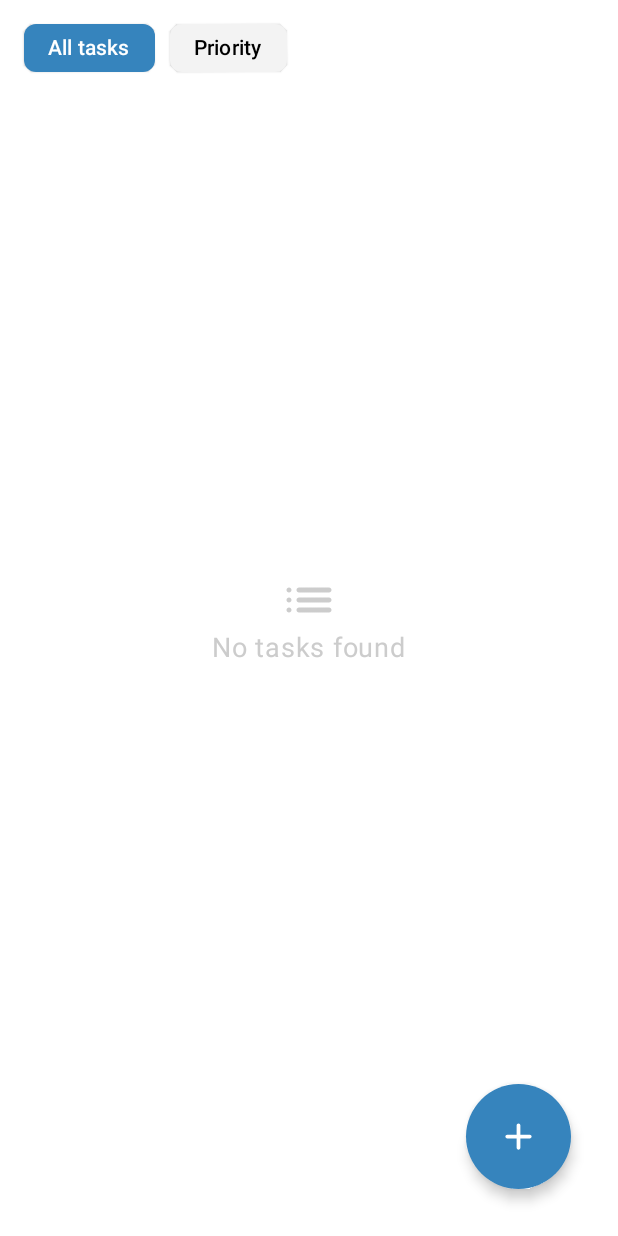
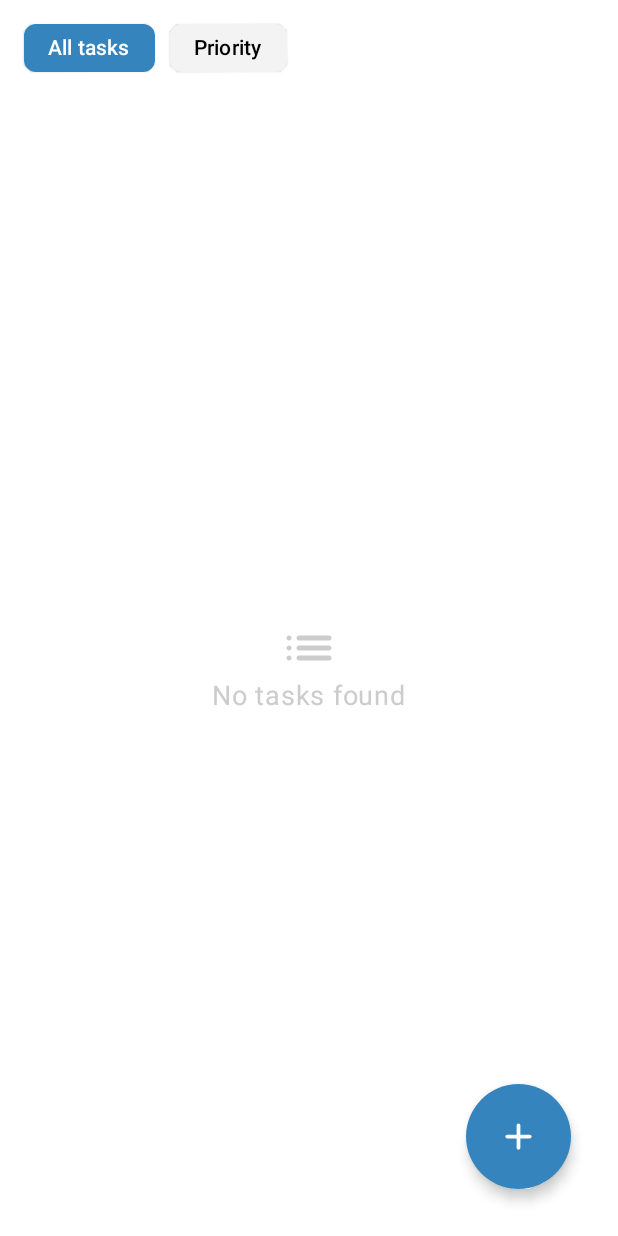
Before and after one commit to fjzamora93/RolApp, an Android app built with Jetpack Compose: the screen it shows after launch (MainActivity), on a phone screen of 412 x 824 dp. Run offline under Robolectric (Android 15) with nearby library versions, the phone set to English and light mode, and no system bars; our stand-ins replace Dagger/Hilt's generated code, Room's generated code.

Commit message:
Adding UI States for Screen

```diff
--- a/app/src/main/java/com/example/todolist/data/local/database/TaskDao.kt
+++ b/app/src/main/java/com/example/todolist/data/local/database/TaskDao.kt
@@ -10,7 +10,7 @@ import com.example.todolist.data.local.model.Task
 @Dao
 interface TaskDao {
     @Query("SELECT * FROM taskTable")
-    suspend fun getAllTasks(): MutableList<Task>
+    suspend fun getAllTasks(): List<Task>
 
     @Query("SELECT * FROM taskTable WHERE taskId = :taskId")
     suspend fun getTaskById(taskId: Int): Task?
--- a/app/src/main/java/com/example/todolist/data/local/repository/TaskRepositoryImpl.kt
+++ b/app/src/main/java/com/example/todolist/data/local/repository/TaskRepositoryImpl.kt
@@ -8,7 +8,7 @@ import javax.inject.Inject
 class TaskRepositoryImpl(
     private val taskDao: TaskDao
 ): TaskRepository {
-    override suspend fun getAllTasks(): MutableList<Task> {
+    override suspend fun getAllTasks(): List<Task> {
         return taskDao.getAllTasks()
     }
 
--- a/app/src/main/java/com/example/todolist/di/AppModule.kt
+++ b/app/src/main/java/com/example/todolist/di/AppModule.kt
@@ -14,7 +14,7 @@ import javax.inject.Singleton
 
 @Module
 @InstallIn(SingletonComponent::class)
-object AppModule {
+object  AppModule {
 
     @Provides
     @Singleton
--- a/app/src/main/java/com/example/todolist/domain/repository/TaskRepository.kt
+++ b/app/src/main/java/com/example/todolist/domain/repository/TaskRepository.kt
@@ -3,7 +3,7 @@ package com.example.todolist.domain.repository
 import com.example.todolist.data.local.model.Task
 
 interface TaskRepository {
-    suspend fun getAllTasks(): MutableList<Task>
+    suspend fun getAllTasks(): List<Task>
     suspend fun getTaskById(id: Int): Task?
     suspend fun insertTask(task: Task)
     suspend fun updateTask(task: Task)
--- a/app/src/main/java/com/example/todolist/domain/usecases/GetAllTaskUseCase.kt
+++ b/app/src/main/java/com/example/todolist/domain/usecases/GetAllTaskUseCase.kt
@@ -7,7 +7,7 @@ import javax.inject.Inject
 class GetAllTaskUseCase @Inject constructor(
     private val taskRepository: TaskRepository
 ) {
-    suspend operator fun invoke(): MutableList<Task> {
+    suspend operator fun invoke(): List<Task> {
         return taskRepository.getAllTasks()
     }
 }
--- a/app/src/main/java/com/example/todolist/presentation/screens/task_list/TaskListScreen.kt
+++ b/app/src/main/java/com/example/todolist/presentation/screens/task_list/TaskListScreen.kt
@@ -25,6 +25,7 @@ import androidx.compose.material.icons.Icons
 import androidx.compose.material.icons.automirrored.rounded.List
 import androidx.compose.material.icons.rounded.KeyboardArrowDown
 import androidx.compose.material.icons.rounded.KeyboardArrowUp
+import androidx.compose.material3.CircularProgressIndicator
 import androidx.compose.material3.ExperimentalMaterial3Api
 import androidx.compose.material3.FabPosition
 import androidx.compose.material3.Icon
@@ -47,32 +48,27 @@ import androidx.hilt.navigation.compose.hiltViewModel
 import androidx.lifecycle.compose.collectAsStateWithLifecycle
 import androidx.navigation.NavHostController
 import com.example.todolist.navigation.Screens
+import com.example.todolist.presentation.screens.generic_components.ProgressBarTask
 import com.example.todolist.presentation.screens.task_list.components.AddTaskBottomSheet
 import com.example.todolist.presentation.screens.task_list.components.AddTaskFloatingButton
 import com.example.todolist.presentation.screens.task_list.components.DeleteTaskDialog
 import com.example.todolist.presentation.screens.task_list.components.FilterChipOptions
 import com.example.todolist.presentation.screens.task_list.components.TaskItem
+import com.example.todolist.presentation.screens.task_list.model.TaskListUiState
 
-@OptIn(ExperimentalMaterial3Api::class, ExperimentalFoundationApi::class)
+@OptIn(ExperimentalMaterial3Api::class)
 @Composable
 fun TaskListScreen(
     navHostController: NavHostController
 ) {
     val taskListViewModel: TaskListViewModel = hiltViewModel()
 
-    val interactionSource = remember { MutableInteractionSource() }
-
-    var isVisibleFirst by remember { mutableStateOf(true) }
-    var isVisibleSecond by remember { mutableStateOf(true) }
-    var isVisibleIconFirst by remember { mutableStateOf(Icons.Rounded.KeyboardArrowDown) }
-    var isVisibleIconSecond by remember { mutableStateOf(Icons.Rounded.KeyboardArrowDown) }
-
-    val taskList by taskListViewModel.taskList.collectAsStateWithLifecycle()
-    val taskListCompleted by taskListViewModel.taskListCompleted.collectAsStateWithLifecycle()
 
     val showAddTaskDialog by taskListViewModel.showAddTaskDialog.collectAsStateWithLifecycle()
     val showTaskPopupDelete by taskListViewModel.showDeleteTaskDialog.collectAsStateWithLifecycle()
     val deletedTask by taskListViewModel.deleteTask.collectAsStateWithLifecycle()
+
+    val taskListUiState by taskListViewModel.uiState.collectAsStateWithLifecycle()
 
     if (showAddTaskDialog) {
         AddTaskBottomSheet(taskListViewModel = taskListViewModel)
@@ -81,6 +77,12 @@ fun TaskListScreen(
         DeleteTaskDialog(taskListViewModel, deletedTask)
     }
 
+    when (taskListUiState) {
+        is TaskListUiState.LOADING -> {
+            ProgressBarTask(text = "Loading tasks")
+        }
+
+        is TaskListUiState.EMPTY -> {
             Scaffold(
                 topBar = {
                     TopAppBar(
@@ -93,12 +95,13 @@ fun TaskListScreen(
                     AddTaskFloatingButton(taskListViewModel = taskListViewModel)
                 },
                 floatingActionButtonPosition = FabPosition.End,
-    ) { innerPadding ->
-        if (taskList.isEmpty() && taskListCompleted.isEmpty()) {
+            ) {
                 Column(
                     verticalArrangement = Arrangement.Center,
                     horizontalAlignment = Alignment.CenterHorizontally,
-                modifier = Modifier.fillMaxSize()
+                    modifier = Modifier
+                        .fillMaxSize()
+                        .padding(it)
                 ) {
                     Icon(
                         modifier = Modifier
@@ -115,7 +118,43 @@ fun TaskListScreen(
                         fontSize = 18.sp
                     )
                 }
-        } else {
+            }
+        }
+
+        is TaskListUiState.SUCCESS -> {
+            TaskListContent(taskListViewModel, navHostController)
+        }
+    }
+}
+
+@OptIn(ExperimentalMaterial3Api::class, ExperimentalFoundationApi::class)
+@Composable
+fun TaskListContent(taskListViewModel: TaskListViewModel, navHostController: NavHostController) {
+
+    val interactionSource = remember { MutableInteractionSource() }
+
+    var isVisibleFirst by remember { mutableStateOf(true) }
+    var isVisibleSecond by remember { mutableStateOf(true) }
+    var isVisibleIconFirst by remember { mutableStateOf(Icons.Rounded.KeyboardArrowDown) }
+    var isVisibleIconSecond by remember { mutableStateOf(Icons.Rounded.KeyboardArrowDown) }
+
+    val taskList by taskListViewModel.taskList.collectAsStateWithLifecycle()
+    val taskListCompleted by taskListViewModel.taskListCompleted.collectAsStateWithLifecycle()
+
+    Scaffold(
+        topBar = {
+            TopAppBar(
+                title = { FilterChipOptions(taskListViewModel) },
+                colors = TopAppBarDefaults.topAppBarColors(Color.White)
+            )
+        },
+        containerColor = Color.White,
+        floatingActionButton = {
+            AddTaskFloatingButton(taskListViewModel = taskListViewModel)
+        },
+        floatingActionButtonPosition = FabPosition.End,
+    ) { innerPadding ->
+
         LazyColumn(
             modifier = Modifier
                 .fillMaxSize()
@@ -264,7 +303,7 @@ fun TaskListScreen(
                     )
                 }
             }
+
         }
     }
 }
-}
--- a/app/src/main/java/com/example/todolist/presentation/screens/task_list/TaskListViewModel.kt
+++ b/app/src/main/java/com/example/todolist/presentation/screens/task_list/TaskListViewModel.kt
@@ -9,8 +9,10 @@ import com.example.todolist.domain.usecases.CreateTaskUseCase
 import com.example.todolist.domain.usecases.DeleteTaskUseCase
 import com.example.todolist.domain.usecases.GetAllTaskUseCase
 import com.example.todolist.domain.usecases.UpdateTaskUseCase
+import com.example.todolist.presentation.screens.task_list.model.TaskListUiState
 import dagger.hilt.android.lifecycle.HiltViewModel
 import kotlinx.coroutines.flow.MutableStateFlow
+import kotlinx.coroutines.flow.StateFlow
 import kotlinx.coroutines.flow.asStateFlow
 import kotlinx.coroutines.launch
 import javax.inject.Inject
@@ -23,12 +25,15 @@ class TaskListViewModel @Inject constructor(
     private val createTaskUseCase: CreateTaskUseCase,
 ) : ViewModel() {
 
+    private val _uiState = MutableStateFlow<TaskListUiState>(TaskListUiState.LOADING)
+    val uiState: StateFlow<TaskListUiState> = _uiState
+
     // StateFlow for the list of tasks
-    private val _taskList = MutableStateFlow(mutableListOf<Task>())
+    private val _taskList = MutableStateFlow(listOf<Task>())
     val taskList = _taskList.asStateFlow()
 
     // StateFlow for the list of completed tasks
-    private val _taskListCompleted = MutableStateFlow(mutableListOf<Task>())
+    private val _taskListCompleted = MutableStateFlow(listOf<Task>())
     val taskListCompleted = _taskListCompleted.asStateFlow()
 
     // StateFlow for showing the add task dialog
@@ -82,11 +87,18 @@ class TaskListViewModel @Inject constructor(
 
     // Function to load the tasks list
     private fun loadTasksList() {
+        _uiState.value = TaskListUiState.LOADING
         viewModelScope.launch {
             _taskList.value = getAllTasksUseCase()
             _taskListCompleted.value = getAllTasksUseCase()
-            _taskList.value = _taskList.value.filter { !it.taskCompleted }.toMutableList()
-            _taskListCompleted.value = _taskListCompleted.value.filter { it.taskCompleted }.toMutableList()
+            _taskList.value = _taskList.value.filter { !it.taskCompleted }
+            _taskListCompleted.value = _taskListCompleted.value.filter { it.taskCompleted }
+
+            if (_taskList.value.isEmpty() && _taskListCompleted.value.isEmpty()) {
+                _uiState.value = TaskListUiState.EMPTY
+            } else {
+                _uiState.value = TaskListUiState.SUCCESS
+            }
         }
     }
 
@@ -99,7 +111,6 @@ class TaskListViewModel @Inject constructor(
     private fun validateTaskName(name: String) {
         _taskNameErrorText.value = when {
             name.isEmpty() -> "This field cannot be empty"
-            name.length > 25 -> "Max 25 characters allowed"
             else -> ""
         }
     }
@@ -144,7 +155,7 @@ class TaskListViewModel @Inject constructor(
                         TaskPriority.LOW -> 2
                         TaskPriority.NO_PRIORITY -> 3
                     }
-                }.toMutableList()
+                }
                 _taskListCompleted.value = _taskListCompleted.value.sortedBy { task ->
                     when (task.taskPriority) {
                         TaskPriority.HIGH -> 0
@@ -152,7 +163,7 @@ class TaskListViewModel @Inject constructor(
                         TaskPriority.LOW -> 2
                         TaskPriority.NO_PRIORITY -> 3
                     }
-                }.toMutableList()
+                }
             }
         }
     }
--- a/app/src/main/java/com/example/todolist/presentation/screens/task_list/components/DeleteTaskDialog.kt
+++ b/app/src/main/java/com/example/todolist/presentation/screens/task_list/components/DeleteTaskDialog.kt
@@ -5,6 +5,7 @@ import androidx.compose.foundation.layout.Arrangement
 import androidx.compose.foundation.layout.Column
 import androidx.compose.foundation.layout.Row
 import androidx.compose.foundation.layout.Spacer
+import androidx.compose.foundation.layout.fillMaxHeight
 import androidx.compose.foundation.layout.fillMaxSize
 import androidx.compose.foundation.layout.fillMaxWidth
 import androidx.compose.foundation.layout.height
@@ -69,7 +70,7 @@ fun DeleteTaskDialog(taskListViewModel: TaskListViewModel, deleteTask: Task) {
                 Spacer(modifier = Modifier.height(25.dp))
                 Row(
                     modifier = Modifier
-                        .padding(bottom = 20.dp, end = 20.dp)
+                        .padding(end = 20.dp)
                 ) {
                     Text(
                         modifier = Modifier
@@ -89,6 +90,7 @@ fun DeleteTaskDialog(taskListViewModel: TaskListViewModel, deleteTask: Task) {
                         color = Color(0xFF3684BD)
                     )
                 }
+                Spacer(modifier = Modifier.height(20.dp))
             }
         }
     }
--- a/app/src/main/java/com/example/todolist/presentation/screens/task_list/components/TaskItem.kt
+++ b/app/src/main/java/com/example/todolist/presentation/screens/task_list/components/TaskItem.kt
@@ -84,7 +84,7 @@ fun TaskItem(
                 modifier = Modifier
                     .fillMaxWidth(0.6f)
                     .padding(horizontal = 16.dp),
-                maxLines = 1,
+                maxLines = 2,
                 overflow = TextOverflow.Ellipsis,
                 fontSize = 16.sp,
                 fontWeight = FontWeight.Normal,
@@ -147,7 +147,3 @@ fun TaskItem(
         }
     }
 }
-
-private fun String.containsUppercase(): Boolean {
-    return this.any { it.isUpperCase() }
-}
--- /dev/null
+++ b/app/src/main/java/com/example/todolist/presentation/screens/task_list/model/TaskListUiState.kt
@@ -0,0 +1,7 @@
+package com.example.todolist.presentation.screens.task_list.model
+
+sealed class TaskListUiState {
+    data object LOADING: TaskListUiState()
+    data object SUCCESS: TaskListUiState()
+    data object EMPTY: TaskListUiState()
+}
--- /dev/null
+++ b/build.gradle.kts
@@ -0,0 +1,6 @@
+// Top-level build file where you can add configuration options common to all sub-projects/modules.
+plugins {
+    id("com.android.application") version "8.2.2" apply false
+    id("org.jetbrains.kotlin.android") version "1.9.0" apply false
+    id("com.google.dagger.hilt.android") version "2.50" apply false
+}
```
Also changed, not shown: app/src/main/java/com/example/todolist/presentation/screens/generic_components/ProgressBarTask.kt (added, +23 -0 lines), app/src/main/java/com/example/todolist/presentation/screens/task_detail/TaskDetailScreen.kt (+44 -2 lines), app/src/main/java/com/example/todolist/presentation/screens/task_detail/TaskDetailViewModel.kt (+12 -2 lines), app/src/main/java/com/example/todolist/presentation/screens/task_detail/model/TaskDetailUiState.kt (added, +7 -0 lines), gradle.properties (added, +23 -0 lines), settings.gradle.kts (added, +23 -0 lines), gradle/wrapper/gradle-wrapper.properties (added), 4 other files. Lines whose indentation alone changed are shown as unchanged.
